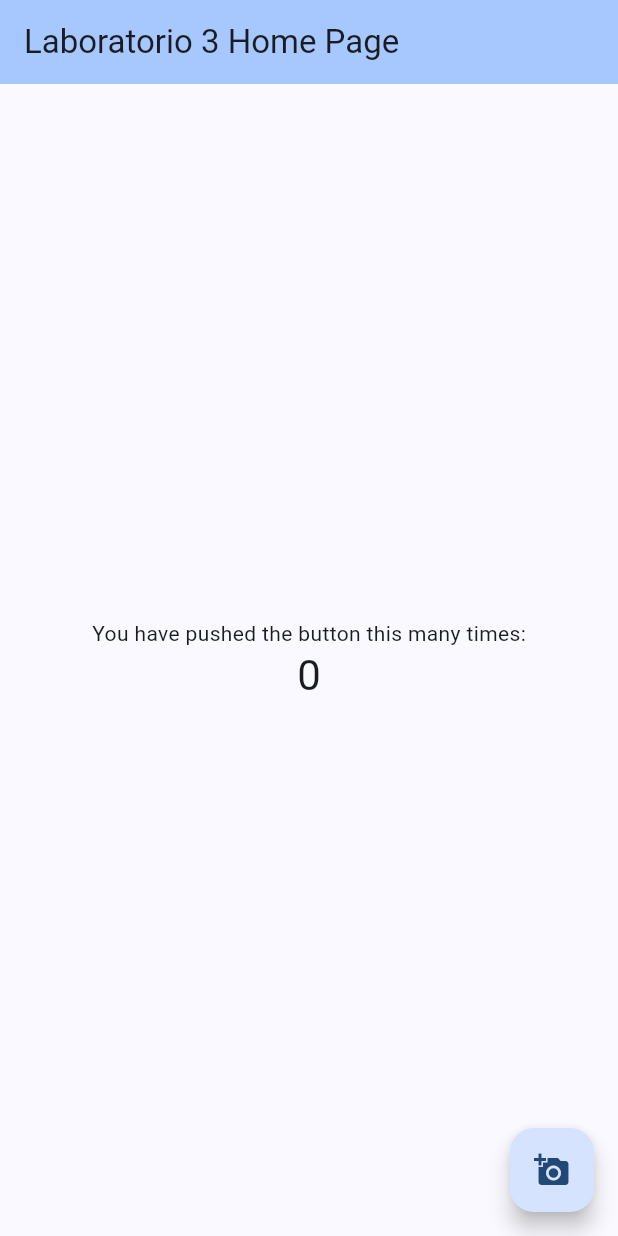
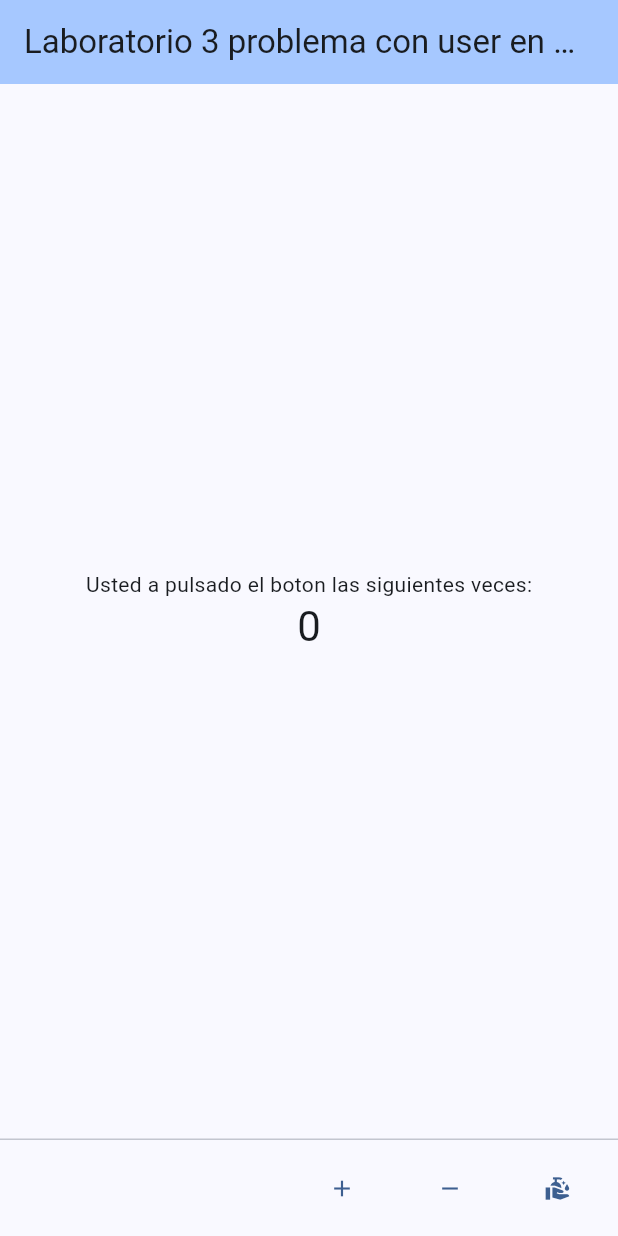
Before and after one commit to mmoscosodcl/3479A321_laboratorio202501, a Flutter app: the screen it shows after launch, on a phone screen of 412 x 824 dp. Run offline on Flutter 3.47's test engine with Material 3 defaults, Android fonts, the phone set to English and light mode, and no system bars.

Commit message:
Finalizado laboratorio 1

```diff
--- a/lib/main.dart
+++ b/lib/main.dart
@@ -30,7 +30,7 @@ class MyApp extends StatelessWidget {
         // tested with just a hot reload.
         colorScheme: ColorScheme.fromSeed(seedColor: const Color.fromARGB(255, 0, 136, 248)),
       ),
-      home: const MyHomePage(title: 'Laboratorio 3 Home Page'),
+      home: const MyHomePage(title: 'Laboratorio 3 problema con user en GIT'),
     );
   }
 }
@@ -67,6 +67,29 @@ class _MyHomePageState extends State<MyHomePage> {
     });
   }
 
+  void _decrementCounter() {
+    setState(() {
+      // This call to setState tells the Flutter framework that something has
+      // changed in this State, which causes it to rerun the build method below
+      // so that the display can reflect the updated values. If we changed
+      // _counter without calling setState(), then the build method would not be
+      // called again, and so nothing would appear to happen.
+      _counter--;
+    });
+  }
+
+  void _resetCounter() {
+    setState(() {
+      // This call to setState tells the Flutter framework that something has
+      // changed in this State, which causes it to rerun the build method below
+      // so that the display can reflect the updated values. If we changed
+      // _counter without calling setState(), then the build method would not be
+      // called again, and so nothing would appear to happen.
+      _counter = 0;
+    });
+  }
+
+
   @override
   Widget build(BuildContext context) {
     // This method is rerun every time setState is called, for instance as done
@@ -85,6 +108,7 @@ class _MyHomePageState extends State<MyHomePage> {
         // the App.build method, and use it to set our appbar title.
         title: Text(widget.title),
       ),
+      persistentFooterButtons: footerOptions,
       body: Center(
         // Center is a layout widget. It takes a single child and positions it
         // in the middle of the parent.
@@ -104,7 +128,7 @@ class _MyHomePageState extends State<MyHomePage> {
           // wireframe for each widget.
           mainAxisAlignment: MainAxisAlignment.center,
           children: <Widget>[
-            const Text('You have pushed the button this many times:'),
+            const Text('Usted a pulsado el boton las siguientes veces:'),
             Text(
               '$_counter',
               style: Theme.of(context).textTheme.headlineMedium,
@@ -112,11 +136,14 @@ class _MyHomePageState extends State<MyHomePage> {
           ],
         ),
       ),
-      floatingActionButton: FloatingActionButton(
-        onPressed: _incrementCounter,
-        tooltip: 'Increment',
-        child: const Icon(Icons.add_a_photo),
-      ), // This trailing comma makes auto-formatting nicer for build methods.
     );
   }
+
+  List<Widget> get footerOptions {
+    return [
+      TextButton(onPressed: _incrementCounter, child: Icon(Icons.add)),
+      TextButton(onPressed: _decrementCounter, child: Icon(Icons.remove)),
+      TextButton(onPressed: _resetCounter, child: Icon(Icons.clean_hands)),
+    ];
+  }
 }
```
